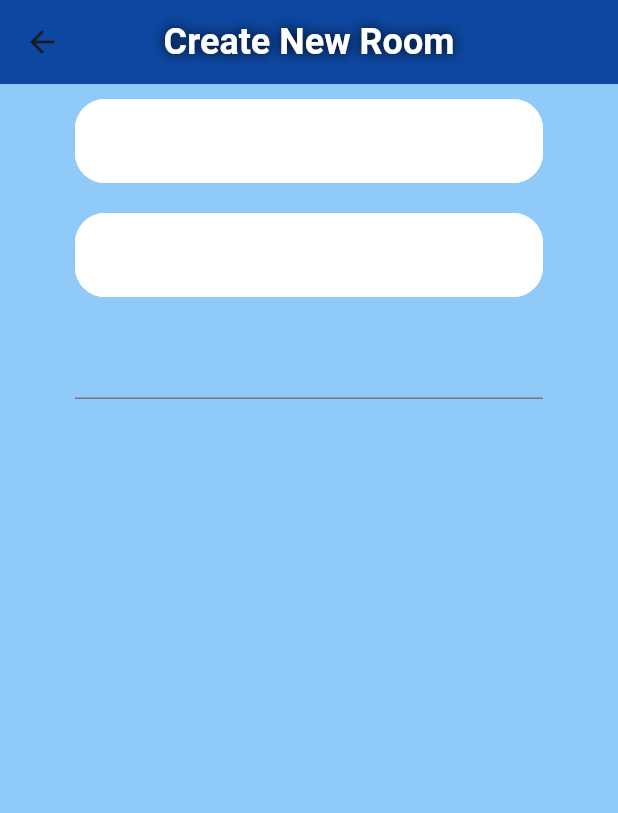
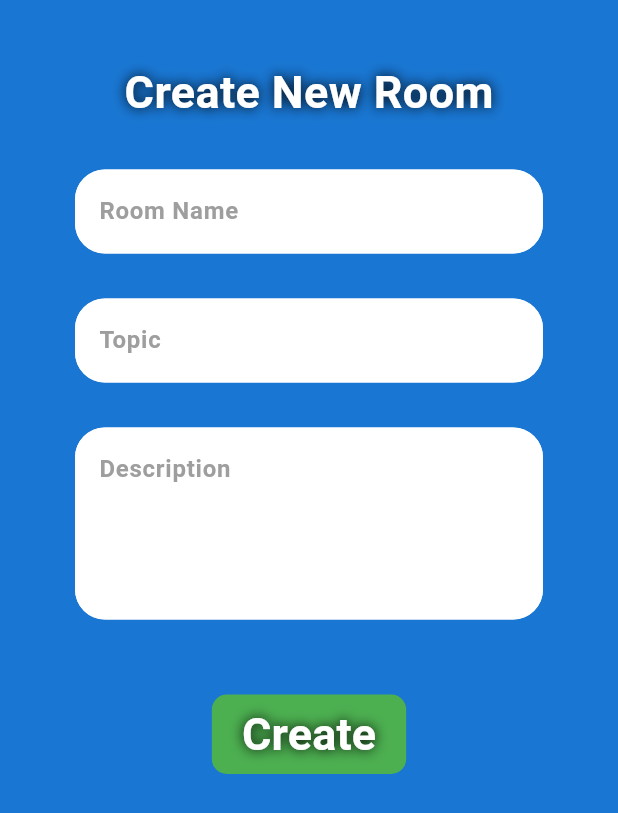
Before and after one commit to akash0thapa/focus_room, a Flutter app: the CreateRoom screen opened directly, on a phone screen of 412 x 824 dp. Shown: the top 813 px of the screen. Run offline on Flutter 3.47's test engine with Material 3 defaults, Android fonts, the phone set to English and light mode, and no system bars; our stand-ins replace cloud_firestore, firebase_auth, firebase_core, flutter_spinkit; accounts and stored records are empty; network calls fail.

Commit message:
working on authentication and database

```diff
--- /dev/null
+++ b/lib/models/room_model.dart
@@ -0,0 +1,17 @@
+class RoomModel {
+  final String id;
+  final String name;
+  final String topic;
+  final String description;
+  // final int memberCount;
+  // final DateTime timerEnd;
+
+  RoomModel({
+    required this.id,
+    required this.name,
+    required this.topic,
+    required this.description,
+    // required this.memberCount,
+    // required this.timerEnd,
+  });
+}
--- a/lib/models/user_model.dart
+++ b/lib/models/user_model.dart
@@ -1,5 +1,6 @@
 class UserModel {
-  String uid;
+  final String uid;
+  final bool isActive=false;
 
   UserModel({
     required this.uid
--- a/lib/screens/create_room.dart
+++ b/lib/screens/create_room.dart
@@ -1,4 +1,5 @@
 import 'package:flutter/material.dart';
+import 'package:focus_room/services/database.dart';
 import 'package:focus_room/styles/text_design.dart';
 import 'package:focus_room/styles/textinput_decoration.dart';
 
@@ -10,45 +11,116 @@ class CreateRoom extends StatefulWidget {
 }
 
 class _CreateRoomState extends State<CreateRoom> {
+
+  final _formKey=GlobalKey<FormState>();
+  String name='';
+  String topic='';
+  String description='';
   @override
   Widget build(BuildContext context) {
-    return Scaffold(
+    return GestureDetector(
+      onTap: () {
+        FocusScope.of(context).unfocus();
+      },
+      child: Scaffold(
         extendBody: true,
-      backgroundColor: Colors.blue[200],
-      appBar: AppBar(
-        title: Text('Create New Room',
-        style: textDesign.copyWith(fontSize: 24,),),
-        centerTitle: true,
-        backgroundColor: Colors.blue[900],
-      ),
+        backgroundColor: Colors.blue[700],
+        // appBar: AppBar(
+        //   title: Text('Create New Room',
+        //   style: textDesign.copyWith(fontSize: 24,),),
+        //   centerTitle: true,
+        //   backgroundColor: Colors.blue[900],
+        // ),
         body: SingleChildScrollView(
-          padding: EdgeInsets.only(
-      bottom: MediaQuery.of(context).viewInsets.bottom,
-    ),
           child: Container(
             padding: EdgeInsets.symmetric(vertical: 10,horizontal: 50),
             child: Form(
+              key: _formKey,
               child: Column(
                 children: [
+                  SizedBox(height: 30,),
+                  Text('Create New Room',
+                    style: textDesign.copyWith(fontSize: 30,),
+                    ),
+                  SizedBox(height: 30,),
                   TextFormField(
-                  decoration: textInputDecoration,
+                    decoration: textInputDecoration.copyWith(
+                      hintText: 'Room Name',
+                      hintStyle: TextStyle(
+                        fontWeight: FontWeight.w600,
+                         color: Colors.grey[500]
+                      )
+                    ),
+                    validator:(value) => value!.isEmpty?"Enter the Room Name!":null,
+                    onChanged: (value) {
+                      name=value;
+                    },
+                  ),
+                  SizedBox(height: 30,),
+                  TextFormField(
+                    validator: (value) => value!.isEmpty?'Enter the Topic!':null,
+                    onChanged:(value) {
+                      topic=value;
+                    },
+                    decoration: textInputDecoration.copyWith(
+                      hintText: 'Topic',
+                      hintStyle: TextStyle(
+                        fontWeight: FontWeight.w600,
+                        color: Colors.grey
+                      )
+                    ),
+                  ),
+                  SizedBox(height: 30,),
+                  SizedBox(
+                    child: TextFormField(
+                      validator: (value) => value!.isEmpty?'Enter the Description!':null,
+                      onChanged:(value) {
+                      description=value;
+                    },
+                      decoration: textInputDecoration.copyWith(
+                        hintText: 'Description',
+                        hintStyle: TextStyle(
+                          fontWeight: FontWeight.w600,
+                          color: Colors.grey
+                        )
+                      ),
+                      keyboardType: TextInputType.multiline,
+                      maxLines: 10,
+                      minLines: 4,
+                      textAlignVertical: TextAlignVertical.top,
+                    ),
+                  ),
+                  SizedBox(height: 50,),
+                 TextButton(
+                  style: TextButton.styleFrom(
+                    padding: EdgeInsets.symmetric(horizontal: 20,vertical: 5),
+                    backgroundColor: Colors.green,
+                    shape: RoundedRectangleBorder(
+                      borderRadius: BorderRadiusGeometry.circular(10)
+                    )
+                  ),
+                  onPressed: ()async{
+                    if(_formKey.currentState!.validate()){
+                       Navigator.pop(context);
+                    //to create a room in firebase collection.
+                    await DatabaseService(uid: 'uid').createRoom('id','name', 'topic', 'description');
+                    // print(room)
+                    }
 
+                  },
+                  child:Text('Create',
+                  style: textDesign.copyWith(
+                    fontSize: 30,
                   ),
-                SizedBox(height: 20,),
-                TextFormField(
-                  decoration: textInputDecoration,
-
                   ),
-                SizedBox(height: 20,),
-                TextFormField(
-
-                )
+                   ),
                 ],
               ),
 
             ),
           ),
         ),
+      ),
     );
   }
 }
--- a/lib/screens/welcome.dart
+++ b/lib/screens/welcome.dart
@@ -86,7 +86,7 @@ class _WelcomeState extends State<Welcome> {
                     mainAxisAlignment: MainAxisAlignment.end,
                     mainAxisSize: MainAxisSize.min,
                     children: [
-                      Text('Get Started',
+                      Text('Continue as Guest',
                       style: TextStyle(
                         fontWeight: FontWeight.bold,
                         fontSize: 32,
--- /dev/null
+++ b/lib/services/database.dart
@@ -0,0 +1,46 @@
+import 'package:cloud_firestore/cloud_firestore.dart';
+import 'package:focus_room/models/room_model.dart';
+
+class DatabaseService {
+  final String uid;
+
+  DatabaseService({
+    required this.uid,
+  });
+
+  final CollectionReference roomCollection=FirebaseFirestore.instance.collection('Rooms');
+  //to create a room with id in collections in firebase, then goto create button.
+  Future createRoom(String id, String name, String topic,String description)async{
+    DocumentReference docRef=roomCollection.doc();
+    await docRef.set({
+      'id':docRef.id,
+      'name': name,
+      'topic': topic,
+      'description': description,
+    });
+ //same as await roomcollection.doc().set
+ //but will create new id so better to use docref which refer to the document with same id
+
+  }
+  //Now to update name in room tile, get acces to the firebase snapshots
+  //this querysnapshot give all the documents of the collection
+  //now create a stream to access it
+  List<RoomModel>_roomListsFromSnapShot(QuerySnapshot snapshot){
+    return snapshot.docs.map((doc){
+      return RoomModel(
+        id: doc.id,
+        name: doc['name'],
+        topic: doc['topic'],
+        description: doc['description']
+        );
+    }).toList();
+  }
+  //here's the stream created
+  //now use this in home page where tiles are to be shown
+  Stream<List<RoomModel>>get roomList{
+    return roomCollection.snapshots().map(_roomListsFromSnapShot);
+  }
+
+
+
+}
--- a/lib/styles/textinput_decoration.dart
+++ b/lib/styles/textinput_decoration.dart
@@ -3,6 +3,7 @@ import 'package:flutter/material.dart';
 final textInputDecoration=InputDecoration(
                     filled: true,
                     fillColor: Colors.white,
+
                     enabledBorder: OutlineInputBorder(
                       borderRadius: BorderRadius.circular(20),
                       borderSide: BorderSide(
@@ -17,6 +18,19 @@ final textInputDecoration=InputDecoration(
                         color: Colors.red,
                         width: 2
                       ),
-
                     ),
+                    focusedErrorBorder: OutlineInputBorder(
+                      borderRadius: BorderRadius.circular(20),
+                      borderSide: BorderSide(
+                        color: Colors.white,
+                        width: 2
+                      ),
+                    ),
+                    errorBorder: OutlineInputBorder(
+                      borderRadius: BorderRadius.circular(20),
+                      borderSide: BorderSide(
+                        color: Colors.redAccent,
+                        width: 2
+                      )
+                    )
                   );
--- a/pubspec.yaml
+++ b/pubspec.yaml
@@ -35,6 +35,7 @@ dependencies:
   firebase_core: ^4.4.0
   provider: ^6.1.5
   flutter_spinkit: ^5.2.2
+  cloud_firestore: ^6.1.2
 
   # The following adds the Cupertino Icons font to your application.
   # Use with the CupertinoIcons class for iOS style icons.
```
Also changed, not shown: lib/screens/home.dart (+60 -20 lines), lib/widgets/room_list.dart (added, +28 -0 lines), lib/widgets/room_tile.dart (added, +53 -0 lines), lib/wrapper.dart (+7 -8 lines). Lines whose indentation alone changed are shown as unchanged.
